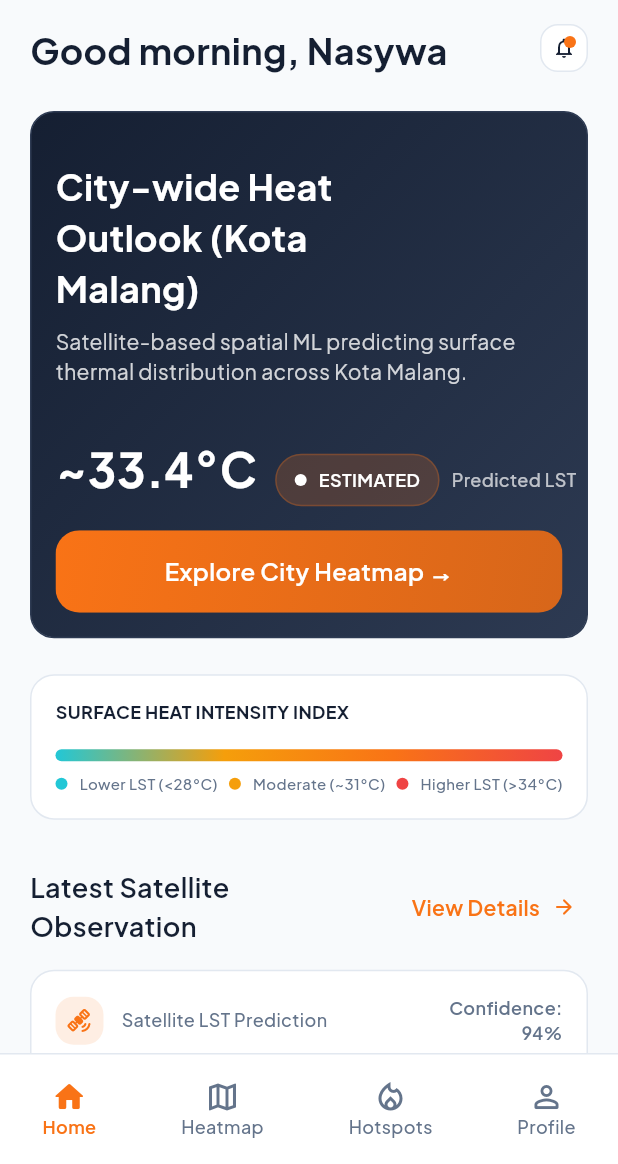
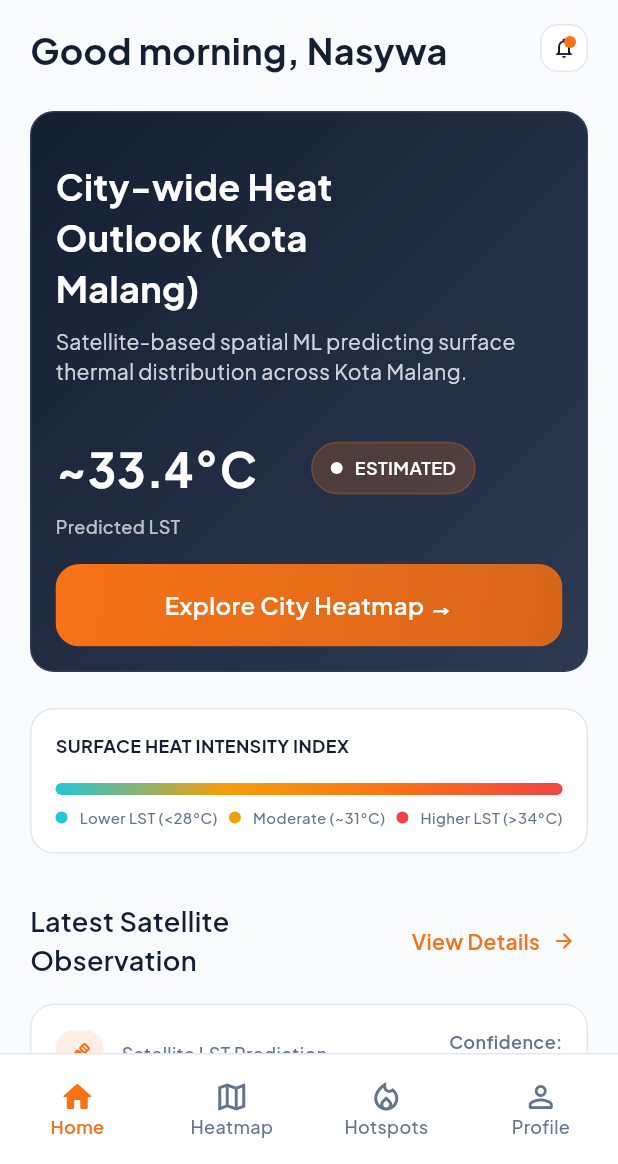
Before and after one commit to BrianLearning-source/UrbanHeat_AI, a Flutter app: the screen it shows after launch, on a phone screen of 412 x 824 dp, the part 72-1236 px from its top. Run offline on Flutter 3.47's test engine with Material 3 defaults, Android fonts, the phone set to English and light mode, and no system bars; our stand-ins replace go_router, google_fonts.

Commit message:
fix: improve responsive frontend layouts

```diff
--- a/Frontend/lib/pages/home_page.dart
+++ b/Frontend/lib/pages/home_page.dart
@@ -149,9 +149,10 @@ class _HeroOutlookCard extends StatelessWidget {
           const SizedBox(height: AppSpacing.md),
           // Illustration placeholder representing spatial nodes
           const SizedBox(height: AppSpacing.md),
-          Row(
-            crossAxisAlignment: CrossAxisAlignment.baseline,
-            textBaseline: TextBaseline.alphabetic,
+          Wrap(
+            spacing: AppSpacing.sm,
+            runSpacing: AppSpacing.xs,
+            crossAxisAlignment: WrapCrossAlignment.center,
             children: [
               Text(
                 '~33.4°C',
@@ -197,17 +198,14 @@ class _SurfaceHeatIntensityCard extends StatelessWidget {
       child: Column(
         crossAxisAlignment: CrossAxisAlignment.stretch,
         children: [
-          Row(
-            mainAxisAlignment: MainAxisAlignment.spaceBetween,
-            children: [
           Text(
             'SURFACE HEAT INTENSITY INDEX',
             style: AppTextStyles.caption.copyWith(
               fontWeight: FontWeight.w700,
               color: AppColors.primary,
             ),
-              ),
-            ],
+            maxLines: 2,
+            overflow: TextOverflow.ellipsis,
           ),
           const SizedBox(height: AppSpacing.md),
           const HeatSpectrumBar(),
@@ -262,9 +260,9 @@ class _LatestObservationCard extends StatelessWidget {
             crossAxisAlignment: CrossAxisAlignment.stretch,
             children: [
               Row(
-                mainAxisAlignment: MainAxisAlignment.spaceBetween,
                 children: [
-                  Row(
+                  Expanded(
+                    child: Row(
                     children: [
                       Container(
                         width: AppSpacing.xl,
@@ -280,21 +278,25 @@ class _LatestObservationCard extends StatelessWidget {
                         ),
                       ),
                       const SizedBox(width: AppSpacing.sm),
-                      Column(
+                      Expanded(
+                        child: Column(
                           crossAxisAlignment: CrossAxisAlignment.start,
                           children: [
-                          Row(
-                          ),
                             Text(
                               'Satellite LST Prediction',
                               style: AppTextStyles.caption.copyWith(
                                 color: AppColors.textSecondary,
                               ),
+                              maxLines: 2,
+                              overflow: TextOverflow.ellipsis,
                             ),
                           ],
                         ),
+                      ),
                     ],
                     ),
+                  ),
+                  const SizedBox(width: AppSpacing.xs),
                   Text(
                     'Confidence:\n94%',
                     textAlign: TextAlign.end,
@@ -360,9 +362,9 @@ class _LatestObservationCard extends StatelessWidget {
               ),
               const SizedBox(height: AppSpacing.md),
               Row(
-                mainAxisAlignment: MainAxisAlignment.spaceBetween,
                 children: [
-                  Row(
+                  Expanded(
+                    child: Row(
                       children: [
                         const Icon(
                           Icons.location_on_outlined,
@@ -370,14 +372,20 @@ class _LatestObservationCard extends StatelessWidget {
                           color: AppColors.primary,
                         ),
                         const SizedBox(width: AppSpacing.xs),
-                      Text(
+                        Expanded(
+                          child: Text(
                             'Kota Malang Study Area',
                             style: AppTextStyles.body.copyWith(
                               fontWeight: FontWeight.w600,
                             ),
+                            overflow: TextOverflow.ellipsis,
+                            maxLines: 1,
+                          ),
                         ),
                       ],
                     ),
+                  ),
+                  const SizedBox(width: AppSpacing.xs),
                   Text(
                     'City-wide Grid',
                     style: AppTextStyles.caption.copyWith(
--- a/Frontend/lib/pages/profile_page.dart
+++ b/Frontend/lib/pages/profile_page.dart
@@ -208,7 +208,7 @@ class _AboutUrbanHeatSection extends StatelessWidget {
       crossAxisAlignment: CrossAxisAlignment.stretch,
       children: [
         SectionTitle(
-          title: 'ABOUT URBANHEAT AI',
+          title: 'About the Project',
           action: Text(
             'PBL ML Study',
             style: AppTextStyles.caption.copyWith(
--- a/Frontend/lib/shared/widgets/app_bottom_nav.dart
+++ b/Frontend/lib/shared/widgets/app_bottom_nav.dart
@@ -34,7 +34,8 @@ class AppBottomNav extends StatelessWidget {
           child: Row(
             mainAxisAlignment: MainAxisAlignment.spaceAround,
             children: [
-              _NavItem(
+              Expanded(
+                child: _NavItem(
                   index: 0,
                   label: 'Home',
                   icon: Icons.home_outlined,
@@ -42,7 +43,9 @@ class AppBottomNav extends StatelessWidget {
                   isSelected: currentIndex == 0,
                   onTap: () => onTap(0),
                 ),
-              _NavItem(
+              ),
+              Expanded(
+                child: _NavItem(
                   index: 1,
                   label: 'Heatmap',
                   icon: Icons.map_outlined,
@@ -50,7 +53,9 @@ class AppBottomNav extends StatelessWidget {
                   isSelected: currentIndex == 1,
                   onTap: () => onTap(1),
                 ),
-              _NavItem(
+              ),
+              Expanded(
+                child: _NavItem(
                   index: 2,
                   label: 'Hotspots',
                   icon: Icons.local_fire_department_outlined,
@@ -58,13 +63,16 @@ class AppBottomNav extends StatelessWidget {
                   isSelected: currentIndex == 2,
                   onTap: () => onTap(2),
                 ),
-              _NavItem(
+              ),
+              Expanded(
+                child: _NavItem(
                   index: 3,
                   label: 'Profile',
                   icon: Icons.person_outline_rounded,
                   activeIcon: Icons.person_rounded,
                   isSelected: currentIndex == 3,
                   onTap: () => onTap(3),
+                ),
               ),
             ],
           ),
@@ -100,7 +108,7 @@ class _NavItem extends StatelessWidget {
       borderRadius: AppSpacing.roundedSm,
       child: Padding(
         padding: const EdgeInsets.symmetric(
-          horizontal: AppSpacing.md,
+          horizontal: AppSpacing.xs,
           vertical: AppSpacing.xs,
         ),
         child: Column(
@@ -113,6 +121,9 @@ class _NavItem extends StatelessWidget {
             ),
             Text(
               label,
+              maxLines: 1,
+              overflow: TextOverflow.ellipsis,
+              softWrap: false,
               style: AppTextStyles.caption.copyWith(
                 color: color,
                 fontWeight: isSelected ? FontWeight.w600 : FontWeight.w500,
```
Also changed, not shown: Frontend/lib/pages/mitigation_page.dart (+14 -13 lines), Frontend/lib/pages/prediction_result_page.dart (+5 -2 lines). Lines whose indentation alone changed are shown as unchanged.
